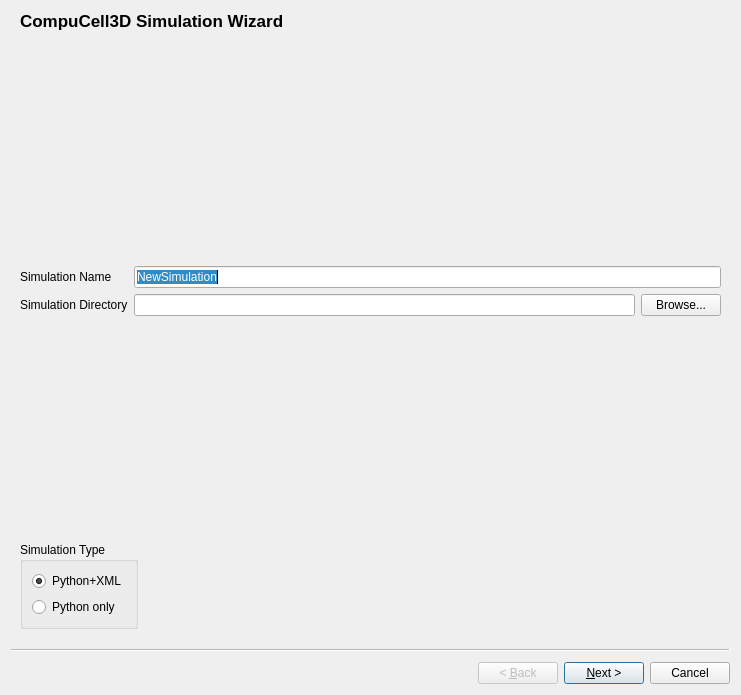
Old version of the form cc3d/twedit5/Plugins/CC3DProject/NewSimulationWizard.ui in the repository bartjuw/cc3d-twedit5.
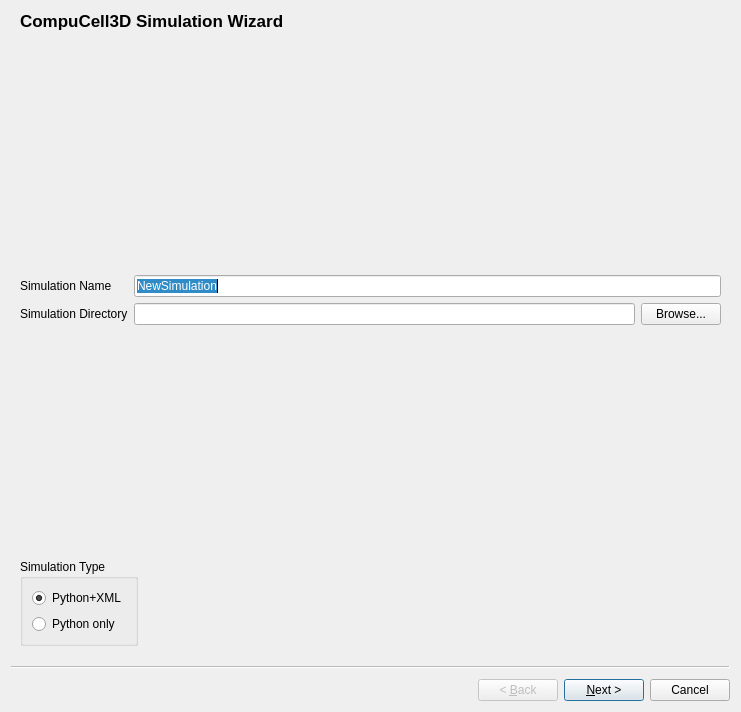
New version of the form.

Commit message: Update diffusionFE UI Coefficients table

The edit to the form file:
```diff
--- a/cc3d/twedit5/Plugins/CC3DProject/NewSimulationWizard.ui
+++ b/cc3d/twedit5/Plugins/CC3DProject/NewSimulationWizard.ui
@@ -7,9 +7,15 @@
     <x>0</x>
     <y>0</y>
     <width>741</width>
-    <height>695</height>
+    <height>712</height>
    </rect>
   </property>
+  <property name="sizePolicy">
+   <sizepolicy hsizetype="Preferred" vsizetype="Preferred">
+    <horstretch>1</horstretch>
+    <verstretch>0</verstretch>
+   </sizepolicy>
+  </property>
   <property name="windowTitle">
    <string>Simulation Wizard</string>
   </property>
```
Left out of the diff: 3 changed lines with no effect on the pictures. The commit also changes 2 other files.
